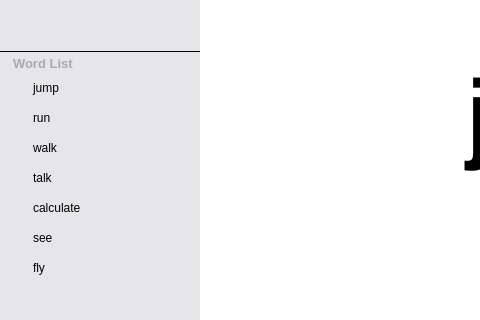
Above: main.ui from gonyo1/VisualVocaApp before the change; both pictures show x 0 to 480 and y 0 to 320 of the 971 by 700 pixel window. Below: the same form after it.
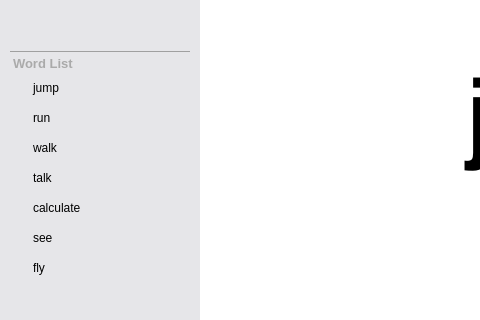
That is the form after the change. Icons and pictures are not drawn.

The edit to the form file:
```diff
--- a/main.ui
+++ b/main.ui
@@ -74,7 +74,10 @@
 font-weight: bold;
 }
 
-QListWidget::item {
+QScrollArea .QWidget  .QWidget .QListWidget::item:focus {
+font-weight: bold;
+}
+QScrollArea .QWidget  .QWidget .QListWidget::item {
 border-radius: 5px;
 padding: 5px;
 padding-left: 10px;
@@ -84,6 +87,10 @@
 QListWidget::item:hover {
 background-color: rgb(200, 200, 200);
 }
+QScrollArea .QWidget  .QWidget .QListWidget::item:selected {
+background-color: rgb(255, 130, 45);
+color: white;
+}
 
 QListView {
 margin-left: 10px;
@@ -92,12 +99,7 @@
 QListView::item {
 margin:3px;
 margin-left: 10px;
-font-weight: bold;
 }
-QScrollArea .QWidget  .QWidget .QListWidget {
-font-weight: semi-bold;
-}
-
 QWidget.QPushButton#mb_voca_open {
 margin: 10px 10px 10px 10px;
 font: 16px;
@@ -170,7 +172,8 @@
         </size>
        </property>
        <property name="styleSheet">
-        <string notr="true">background-color: rgb(0, 0, 0);</string>
+        <string notr="true">background-color: rgb(160, 160, 160);
+margin: 0px 10px 0px 10px;</string>
        </property>
        <property name="lineWidth">
         <number>1</number>
```
Left out of the diff: 31 changed lines with no effect on the pictures.
